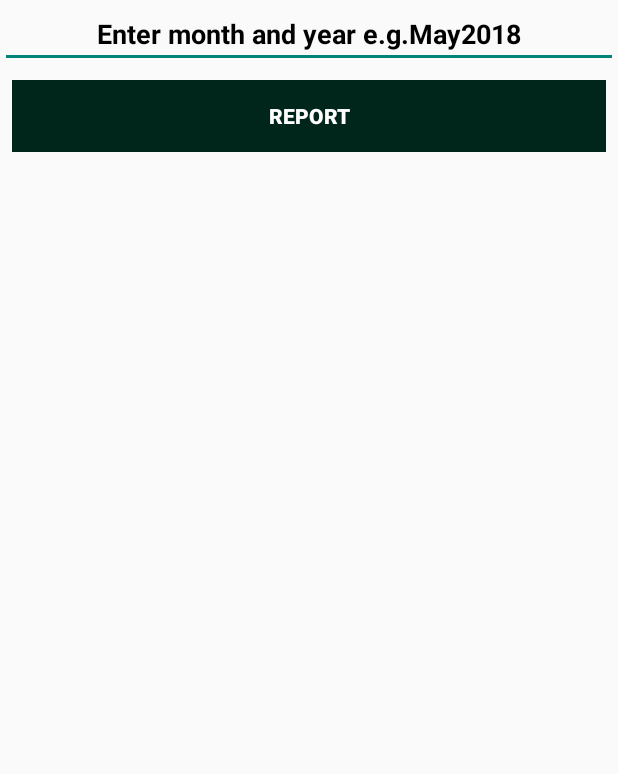
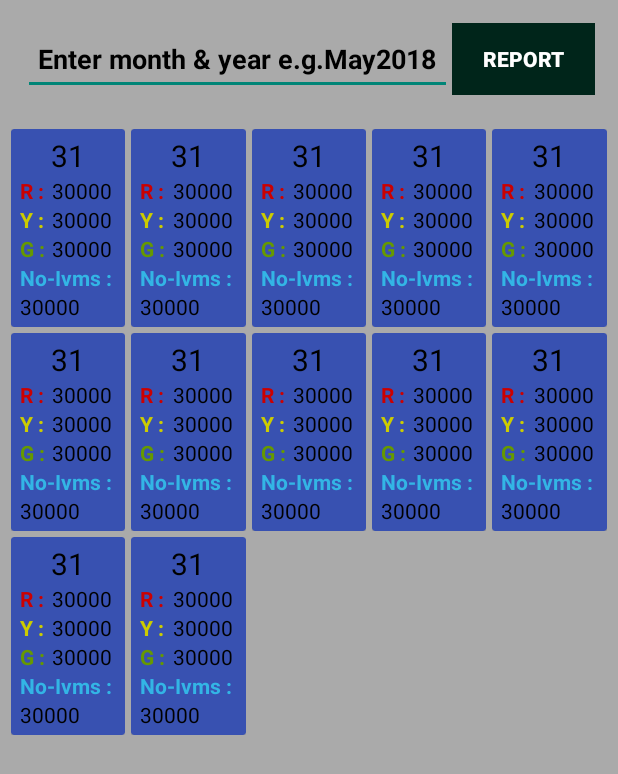
Before and after one commit to ashishkhobragade45/DMC_admin, an Android app: the Report screen opened directly, with no data from a screen before it, on a phone screen of 412 x 824 dp. Shown: the top 774 px of the screen. Run offline under Robolectric (Android 15) with nearby library versions, the phone set to English and light mode, and no system bars; our stand-ins replace Firebase (no records; nobody signed in at launch, a user with empty details on screens opened directly); libraries missing offline, so code that uses them is left out: com.github.mikephil.charting, com.jjoe64.graphview, com.rengwuxian.materialedittext; plain views replace MaterialEditText; 4 statements that could not run were skipped.

Commit message:
card done next logic

```diff
--- a/app/build.gradle
+++ b/app/build.gradle
@@ -37,6 +37,11 @@ dependencies {
     implementation 'com.github.PhilJay:MPAndroidChart:v3.0.2'
     implementation 'com.android.support:cardview-v7:27.1.1'
 
+    implementation 'com.jjoe64:graphview:4.2.2'
+    implementation 'com.android.support:cardview-v7:27.1.1'
+    implementation 'com.android.support:recyclerview-v7:27.1.1'
+    implementation 'com.github.bumptech.glide:glide:3.7.0'
+
 
 
 }
--- a/app/src/main/java/asia/getl/dmc/Report.java
+++ b/app/src/main/java/asia/getl/dmc/Report.java
@@ -1,11 +1,14 @@
 package asia.getl.dmc;
 
 
+import android.graphics.Color;
 import android.support.annotation.NonNull;
 import android.support.annotation.Nullable;
 import android.support.v7.app.AppCompatActivity;
 import android.os.Bundle;
 
+import android.support.v7.widget.GridLayoutManager;
+import android.support.v7.widget.RecyclerView;
 import android.util.Log;
 import android.widget.Button;
 
@@ -14,23 +17,34 @@ import android.widget.Toast;
 
 
 import com.github.mikephil.charting.charts.BarChart;
+import com.github.mikephil.charting.charts.LineChart;
 import com.github.mikephil.charting.data.BarData;
 import com.github.mikephil.charting.data.BarDataSet;
 import com.github.mikephil.charting.data.BarEntry;
+import com.github.mikephil.charting.data.LineData;
+import com.github.mikephil.charting.data.LineDataSet;
+import com.github.mikephil.charting.interfaces.datasets.ILineDataSet;
 import com.google.firebase.database.ChildEventListener;
 import com.google.firebase.database.DataSnapshot;
 import com.google.firebase.database.DatabaseError;
 import com.google.firebase.database.DatabaseReference;
 import com.google.firebase.database.FirebaseDatabase;
 import com.google.firebase.database.ValueEventListener;
+import com.jjoe64.graphview.GraphView;
+import com.jjoe64.graphview.ValueDependentColor;
+import com.jjoe64.graphview.helper.GraphViewXML;
+import com.jjoe64.graphview.series.BarGraphSeries;
+import com.jjoe64.graphview.series.DataPoint;
 import com.rengwuxian.materialedittext.MaterialEditText;
 
 
 import java.util.ArrayList;
+import java.util.List;
 
 import asia.getl.dmc.model.Items;
 import asia.getl.dmc.model.MyAdapter;
 import asia.getl.dmc.model.MyValueFormatter;
+import com.github.mikephil.charting.data.Entry;
 
 
 public class Report extends AppCompatActivity {
@@ -50,8 +64,9 @@ public class Report extends AppCompatActivity {
     String gpscount;
 
     MyAdapter adapter;
+    private RecyclerView recyclerView;
 
-    ArrayList<BarEntry> yValue;
+    private List<Items> albumList;
 
 
     @Override
@@ -72,24 +87,56 @@ public class Report extends AppCompatActivity {
 
         findViewById();
 
-        //setData();
-
 
 
 
         // 1. pass context and data to the custom adapter
-        adapter = new MyAdapter(this, generateData());
+       // adapter = new MyAdapter(this, generateData());
 
         // 2. Get ListView from activity_main.xml
-        ListView listView = (ListView) findViewById(R.id.listview);
+       // ListView listView = (ListView) findViewById(R.id.listview);
+        recyclerView = (RecyclerView) findViewById(R.id.recycler_view);
+
+        albumList = new ArrayList<>();
+
+        //test
+        Items items = new Items("31","30000","30000","30000","30000");
+        albumList.add(items);
+        Items items1 = new Items("31","30000","30000","30000","30000");
+        albumList.add(items);
+        Items items2 = new Items("31","30000","30000","30000","30000");
+        albumList.add(items);
+        Items items3 = new Items("31","30000","30000","30000","30000");
+        albumList.add(items);
+        Items items4 = new Items("31","30000","30000","30000","30000");
+        albumList.add(items);
+        Items items5 = new Items("31","30000","30000","30000","30000");
+        albumList.add(items);
+        Items items6 = new Items("31","30000","30000","30000","30000");
+        albumList.add(items);
+        Items items7 = new Items("31","30000","30000","30000","30000");
+        albumList.add(items);
+        Items items8 = new Items("31","30000","30000","30000","30000");
+        albumList.add(items);
+        Items items9 = new Items("31","30000","30000","30000","30000");
+        albumList.add(items);
+        Items items10 = new Items("31","30000","30000","30000","30000");
+        albumList.add(items);
+        Items items11 = new Items("31","30000","30000","30000","30000");
+        albumList.add(items);
+
+        adapter = new MyAdapter(albumList);
+        RecyclerView.LayoutManager mLayoutManager = new GridLayoutManager(this, 5);
+        recyclerView.setLayoutManager(mLayoutManager);
+        recyclerView.setAdapter(adapter);
 
         // 3. setListAdapter
-        listView.setAdapter(adapter);
+        //listView.setAdapter(adapter);//very important
 
 
         // reportmethod();
 
-
+       setData();
         //report = database.getReference(edt_date.getText().toString().trim()+"/"+company+"/"+zone+"/"+dmc+"/");
 
     /*    btn_report.setOnClickListener(new View.OnClickListener() {
@@ -108,12 +155,58 @@ public class Report extends AppCompatActivity {
 
     }
 
-    private ArrayList<Items> generateData(){
+    private void setData() {
+        report = database.getReference("daily_record_db"+"/"+"Jun2018"+"/"+company+"/"+zone+"/"+dmc);
+
+        report.addChildEventListener(new ChildEventListener() {
+            @Override
+            public void onChildAdded(@NonNull DataSnapshot dataSnapshot, @Nullable String s) {
+                day = dataSnapshot.getKey();
+                redcount = String.valueOf(dataSnapshot.child("Red").getChildrenCount());
+                yellowcount = String.valueOf(dataSnapshot.child("Yellow").getChildrenCount());
+                greencount = String.valueOf(dataSnapshot.child("Green").getChildrenCount());
+                gpscount = String.valueOf(dataSnapshot.child("NON-IVMS Fitted").getChildrenCount());
+
+               Items items = new Items(day,redcount,yellowcount,greencount,gpscount);
+                albumList.add(items);
+
+               // items.add(new Items(day,redcount,yellowcount,greencount,gpscount));
+
+
+                adapter.notifyDataSetChanged();
+            }
+
+
+            @Override
+            public void onChildChanged(@NonNull DataSnapshot dataSnapshot, @Nullable String s) {
+                adapter.notifyDataSetChanged();
+            }
+
+            @Override
+            public void onChildRemoved(@NonNull DataSnapshot dataSnapshot) {
+
+            }
+
+            @Override
+            public void onChildMoved(@NonNull DataSnapshot dataSnapshot, @Nullable String s) {
+
+            }
+
+            @Override
+            public void onCancelled(@NonNull DatabaseError databaseError) {
+
+            }
+        });
+
+
+
+    }
+
+
+  /*  private ArrayList<Items> generateData(){
         report = database.getReference("daily_record_db"+"/"+"Jun2018"+"/"+company+"/"+zone+"/"+dmc);
         final ArrayList<Items> items = new ArrayList<Items>();
-        /*items.add(new Items("Item 1","1"));
-        items.add(new Items("Item 2","2"));
-        items.add(new Items("Item 3","3"));*/
+
 
         report.addChildEventListener(new ChildEventListener() {
             @Override
@@ -125,6 +218,7 @@ public class Report extends AppCompatActivity {
                 gpscount = String.valueOf(dataSnapshot.child("NON-IVMS Fitted").getChildrenCount());
 
                 items.add(new Items(day,redcount,yellowcount,greencount,gpscount));
+
 
                 adapter.notifyDataSetChanged();
             }
@@ -150,9 +244,11 @@ public class Report extends AppCompatActivity {
             }
         });
 
+
+
         return items;
     }
-
+*/
 
 
 
@@ -264,9 +360,9 @@ public class Report extends AppCompatActivity {
     }
 
     private void findViewById() {
-       /* edt_date = (MaterialEditText)findViewById(R.id.edt_date);
+        edt_date = (MaterialEditText)findViewById(R.id.edt_date);
         btn_report = (Button)findViewById(R.id.btn_report);
-*/
+
 
 
     }
--- a/app/src/main/java/asia/getl/dmc/model/Items.java
+++ b/app/src/main/java/asia/getl/dmc/model/Items.java
@@ -1,9 +1,13 @@
 package asia.getl.dmc.model;
 
-public class Items {
+import android.support.v7.widget.RecyclerView;
+import android.view.View;
+
+public class Items  {
 
     private String title;
    private String redvalue,yvalue,gvalue,gpsvalue;
+
 
 
     public Items(String title, String redvalue, String yvalue, String gvalue, String gpsvalue) {
@@ -13,6 +17,7 @@ public class Items {
         this.gvalue = gvalue;
         this.gpsvalue = gpsvalue;
     }
+
 
     public String getYvalue() {
         return yvalue;
--- a/app/src/main/java/asia/getl/dmc/model/MyAdapter.java
+++ b/app/src/main/java/asia/getl/dmc/model/MyAdapter.java
@@ -1,32 +1,50 @@
 package asia.getl.dmc.model;
 
-import android.content.ClipData;
 import android.content.Context;
+import android.support.annotation.NonNull;
+import android.support.v7.widget.RecyclerView;
 import android.view.LayoutInflater;
 import android.view.View;
 import android.view.ViewGroup;
-import android.widget.ArrayAdapter;
 import android.widget.TextView;
 
 import java.util.ArrayList;
+import java.util.List;
 
 import asia.getl.dmc.R;
 
-public class MyAdapter extends ArrayAdapter<Items> {
+public class MyAdapter extends RecyclerView.Adapter<MyAdapter.MyViewHolder> {
 
 
-    private final Context context;
-    private final ArrayList<Items> itemsArrayList;
+    private  Context mContext;
+    private  List<Items> itemsArrayList;
 
-    public MyAdapter(Context context, ArrayList<Items> itemsArrayList) {
 
-        super(context, R.layout.row, itemsArrayList);
+    class MyViewHolder extends RecyclerView.ViewHolder{
 
-        this.context = context;
+        TextView labelView;
+        TextView valueView,valueView1,valueView2,valueView3;
+
+        MyViewHolder(View itemView) {
+            super(itemView);
+            labelView = (TextView) itemView.findViewById(R.id.label);
+            valueView = (TextView) itemView.findViewById(R.id.value);
+            valueView1 = (TextView) itemView.findViewById(R.id.value1);
+            valueView2 = (TextView) itemView.findViewById(R.id.value2);
+            valueView3 = (TextView) itemView.findViewById(R.id.value3);
+
+        }
+    }
+
+   public MyAdapter(List<Items> itemsArrayList) {
+
+        //super(context, R.layout.row, itemsArrayList);
+
+       // this.mContext = mContext;
         this.itemsArrayList = itemsArrayList;
     }
 
-    @Override
+  /*  @Override
     public View getView(int position, View convertView, ViewGroup parent) {
 
         // 1. Create inflater
@@ -52,5 +70,33 @@ public class MyAdapter extends ArrayAdapter<Items> {
 
         // 5. retrn rowView
         return rowView;
+    }*/
+
+    @NonNull
+    @Override
+    public MyViewHolder onCreateViewHolder(@NonNull ViewGroup parent, int viewType) {
+        View itemView = LayoutInflater.from(parent.getContext())
+                .inflate(R.layout.row, parent, false);
+
+        return new MyViewHolder(itemView);
+    }
+
+    @Override
+    public void onBindViewHolder(@NonNull MyViewHolder holder, int position) {
+        Items items = itemsArrayList.get(position);
+        holder.labelView.setText(items.getTitle());
+        holder.valueView.setText(items.getRedvalue());
+        holder.valueView1.setText(items.getYvalue());
+        holder.valueView2.setText(items.getGvalue());
+        holder.valueView3.setText(items.getGpsvalue());
+
+    }
+
+
+
+
+    @Override
+    public int getItemCount() {
+        return itemsArrayList.size();
     }
 }
--- a/app/src/main/res/layout/activity_report.xml
+++ b/app/src/main/res/layout/activity_report.xml
@@ -4,19 +4,24 @@
     xmlns:tools="http://schemas.android.com/tools"
     android:layout_width="match_parent"
     android:layout_height="match_parent"
-    tools:context=".Report">
+    tools:context=".Report"
+    android:background="@android:color/darker_gray">
 
 <LinearLayout
     android:layout_width="match_parent"
-    android:layout_height="match_parent"
-
+    android:layout_height="wrap_content"
     android:orientation="vertical">
+    <LinearLayout
+        android:layout_width="match_parent"
+        android:layout_height="wrap_content"
+        android:orientation="horizontal"
+        android:padding="15dp">
         <com.rengwuxian.materialedittext.MaterialEditText
             android:id="@+id/edt_date"
             android:textAlignment="center"
             android:layout_width="match_parent"
-        android:layout_height="wrap_content"
-        android:hint="Enter month and year e.g.May2018"
+            android:layout_height="match_parent"
+            android:hint="Enter month &amp; year e.g.May2018"
             android:inputType="text"
             android:textColor="@android:color/black"
             android:textColorHint="@android:color/black"
@@ -25,32 +30,43 @@
             app:met_floatingLabelAnimating="true"
             app:met_maxCharacters="11"
             app:met_singleLineEllipsis="true"
-        app:met_textColorHint="@color/colorPrimaryDark" />
+            app:met_textColorHint="@color/colorPrimaryDark"
+            android:layout_weight="1"/>
         <Button
             android:layout_width="match_parent"
-        android:layout_height="wrap_content"
+            android:layout_height="match_parent"
             android:id="@+id/btn_report"
             android:text="report"
             android:textStyle="bold"
             android:textAlignment="center"
             android:textColor="@android:color/white"
-        android:layout_marginRight="15dp"
-        android:layout_marginLeft="15dp"
-
-        android:layout_margin="8dp"
+            android:layout_weight="3"
             style="@style/Widget.AppCompat.Button.Borderless.Colored"
             android:theme="@style/MyButton1"
             android:background="@color/colorPrimaryDark"/>
+
+    </LinearLayout>
+
+    <!--<ListView
+        android:id="@+id/listview"
+        android:layout_width="match_parent"
+        android:layout_height="445dp"
+        />-->
+    <android.support.v7.widget.RecyclerView
+        android:id="@+id/recycler_view"
+        android:layout_width="match_parent"
+        android:layout_height="wrap_content"
+        android:clipToPadding="false"
+        android:scrollbars="vertical"
+        android:padding="5dp"
+        android:layout_marginBottom="4dp"/>
 
 
 
 </LinearLayout>
 
-    <ListView
-        android:id="@+id/listview"
-        android:layout_width="fill_parent"
-        android:layout_height="445dp"
-        tools:layout_editor_absoluteY="147dp" />
+
+
 
 
 
--- a/app/src/main/res/layout/row.xml
+++ b/app/src/main/res/layout/row.xml
@@ -1,70 +1,154 @@
 <?xml version="1.0" encoding="utf-8"?>
-<RelativeLayout xmlns:android="http://schemas.android.com/apk/res/android"
-    android:layout_width="fill_parent"
+<android.support.constraint.ConstraintLayout xmlns:android="http://schemas.android.com/apk/res/android"
+    xmlns:app="http://schemas.android.com/apk/res-auto"
+    android:layout_width="wrap_content"
+    android:layout_height="wrap_content"
+    android:orientation="vertical"
+    android:padding="2sp"
+    >
+
+    <android.support.v7.widget.CardView
+        style="@style/MyCardViewStyle"
+        android:layout_width="wrap_content"
         android:layout_height="wrap_content"
         >
 
+        <LinearLayout
+            android:layout_width="match_parent"
+            android:layout_height="match_parent"
+            android:orientation="vertical">
+
             <TextView
                 android:id="@+id/label"
-        android:layout_width="wrap_content"
+                android:layout_width="match_parent"
                 android:layout_height="wrap_content"
-        android:textSize="30sp"
-        android:paddingLeft="5dp"
+                android:layout_centerHorizontal="true"
+                android:layout_centerVertical="true"
+                android:gravity="left"
                 android:text="text"
-        android:textColor="@android:color/black">
-    </TextView>
+                android:textAlignment="center"
+                android:textColor="@android:color/black"
+                android:textSize="20sp" />
 
             <LinearLayout
-        android:layout_width="wrap_content"
+                android:layout_width="match_parent"
+                android:layout_height="match_parent"
+                android:orientation="horizontal">
+
+                <TextView
+                    android:layout_width="match_parent"
                     android:layout_height="wrap_content"
-        android:layout_alignParentStart="true"
-        android:layout_centerVertical="true"
-        android:layout_marginStart="110dp">
+                    android:layout_weight="2"
+                    android:autoSizeTextType="uniform"
+                    android:gravity="right"
+                    android:text="R : "
+                    android:textAlignment="viewStart"
+                    android:textColor="@android:color/holo_red_dark"
+                    android:textStyle="bold" />
 
                 <TextView
                     android:id="@+id/value"
-            android:layout_width="wrap_content"
+                    android:layout_width="match_parent"
                     android:layout_height="wrap_content"
-            android:layout_below="@+id/label"
-            android:paddingLeft="5dp"
-            android:text="text"
-            android:textColor="@android:color/holo_blue_light"
-            android:textSize="12sp"></TextView>
+                    android:layout_weight="1"
+                    android:autoSizeTextType="uniform"
+                    android:gravity="left"
+                    android:text="30000"
+                    android:textAlignment="viewStart"
+                    android:textColor="@android:color/black" />
+
+            </LinearLayout>
+
+            <LinearLayout
+                android:layout_width="match_parent"
+                android:layout_height="wrap_content"
+                android:orientation="horizontal">
+
+                <TextView
+                    android:layout_width="match_parent"
+                    android:layout_height="wrap_content"
+                    android:layout_weight="2"
+                    android:autoSizeTextType="uniform"
+
+                    android:text="Y : "
+                    android:textAlignment="viewStart"
+                    android:textColor="#cccc00"
+                    android:textStyle="bold" />
 
                 <TextView
                     android:id="@+id/value1"
-            android:layout_width="wrap_content"
+                    android:layout_width="match_parent"
                     android:layout_height="wrap_content"
-            android:layout_below="@+id/label"
-            android:paddingLeft="5dp"
-            android:text="text"
-            android:textColor="@android:color/holo_blue_light"
-            android:textSize="12sp"></TextView>
+                    android:layout_weight="1"
+                    android:autoSizeTextType="uniform"
+                    android:text="30000"
+                    android:textAlignment="viewStart"
+                    android:textColor="@android:color/black" />
+
+            </LinearLayout>
+
+            <LinearLayout
+                android:layout_width="match_parent"
+                android:layout_height="wrap_content"
+                android:orientation="horizontal">
+
+                <TextView
+                    android:layout_width="match_parent"
+                    android:layout_height="wrap_content"
+                    android:layout_weight="2"
+                    android:autoSizeTextType="uniform"
+
+                    android:text="G : "
+                    android:textAlignment="viewStart"
+                    android:textColor="@android:color/holo_green_dark"
+                    android:textStyle="bold" />
 
                 <TextView
                     android:id="@+id/value2"
-            android:layout_width="wrap_content"
+                    android:layout_width="match_parent"
                     android:layout_height="wrap_content"
-            android:layout_below="@+id/label"
-            android:paddingLeft="5dp"
-            android:text="text"
+                    android:layout_weight="1"
+                    android:autoSizeTextType="uniform"
+                    android:text="30000"
+                    android:textAlignment="viewStart"
+                    android:textColor="@android:color/black" />
+
+            </LinearLayout>
+
+            <LinearLayout
+                android:layout_width="match_parent"
+                android:layout_height="wrap_content"
+                android:orientation="vertical">
+
+                <TextView
+
+                    android:layout_width="match_parent"
+                    android:layout_height="wrap_content"
+                    android:layout_weight="1"
+
+                    android:text="No-Ivms : "
+                    android:textAlignment="viewStart"
+                    android:textAllCaps="false"
                     android:textColor="@android:color/holo_blue_light"
-            android:textSize="12sp"></TextView>
+                    android:textStyle="bold" />
 
                 <TextView
                     android:id="@+id/value3"
-            android:layout_width="wrap_content"
+                    android:layout_width="match_parent"
                     android:layout_height="wrap_content"
-            android:layout_alignParentBottom="true"
-            android:layout_alignParentStart="true"
+                    android:layout_weight="1"
+                    android:autoSizeTextType="uniform"
+                    android:text="30000"
+                    android:textAlignment="viewStart"
+                    android:textColor="@android:color/black" />
 
-            android:paddingLeft="5dp"
-            android:text="text"
-            android:textColor="@android:color/holo_blue_light"
-            android:textSize="12sp"></TextView>
+
+            </LinearLayout>
 
         </LinearLayout>
 
 
+    </android.support.v7.widget.CardView>
 
-</RelativeLayout>
+
+</android.support.constraint.ConstraintLayout>
--- a/app/src/main/res/values/styles.xml
+++ b/app/src/main/res/values/styles.xml
@@ -30,4 +30,15 @@
 
     <style name="AppFullScreenTheme.PopupOverlay" parent="ThemeOverlay.AppCompat.Light" />
 
+    <style name="MyCardViewStyle" parent="Theme.AppCompat.Light">
+        <item name="cardCornerRadius">2dp</item>
+        <item name="cardElevation">2dp</item>
+        <item name="contentPaddingBottom">4dp</item>
+        <item name="contentPaddingTop">4dp</item>
+        <item name="contentPaddingLeft">6dp</item>
+        <item name="contentPaddingRight">6dp</item>
+        <item name="cardBackgroundColor">#3851B1</item>
+    </style>
+
+
 </resources>
```
Lines whose indentation alone changed are shown as unchanged.
